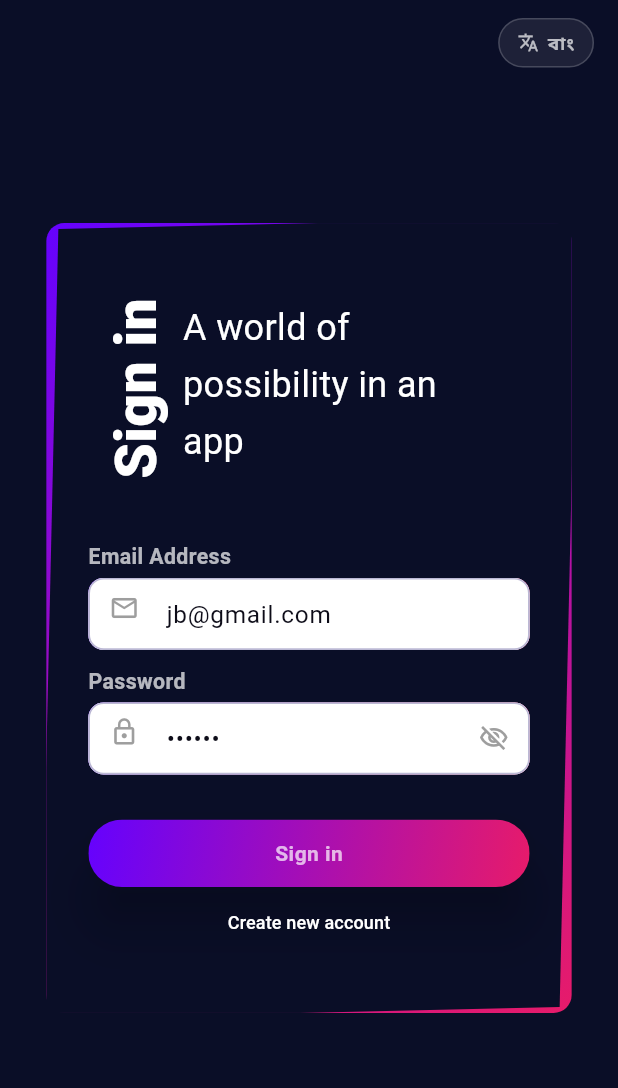
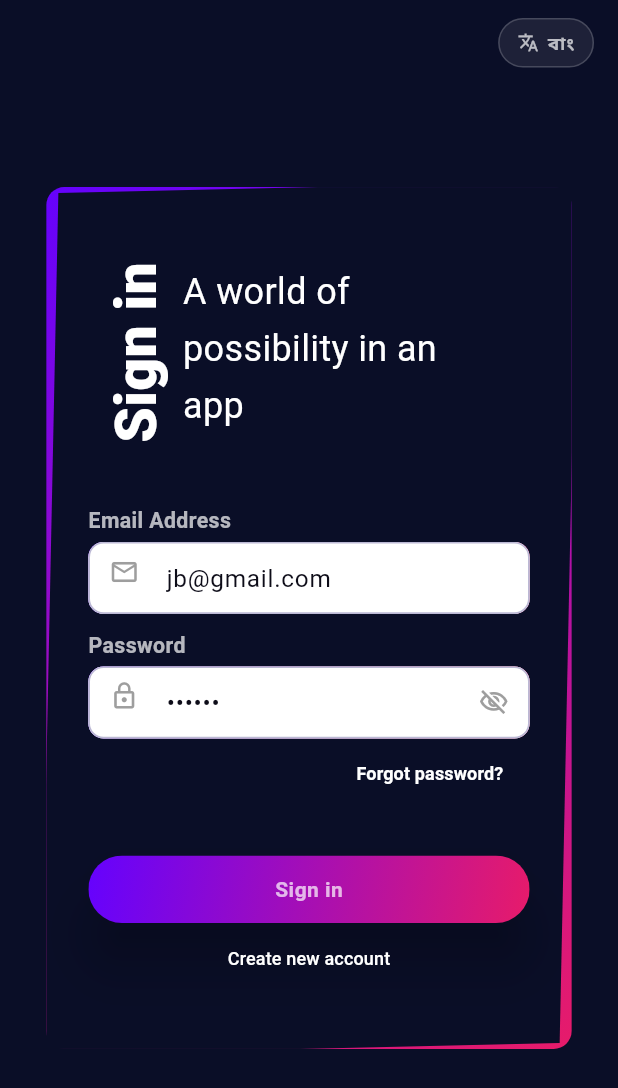
Before and after one commit to jbjason/fclub, a Flutter app: the screen it shows after launch, on a phone screen of 412 x 824 dp. Shown: the top 1088 px of the screen. Run offline on Flutter 3.47's test engine with Material 3 defaults, Android fonts, the light colour scheme and no system bars; our stand-ins replace cloud_firestore, dio, easy_localization, elegant_notification, firebase_auth, firebase_core and 5 more; accounts and stored records are empty; project files that could hold a hidden picture were left out.

Commit message:
password reset added

```diff
--- a/assets/translations/bn.json
+++ b/assets/translations/bn.json
@@ -10,6 +10,12 @@
   "auth_email_invalid": "সঠিক ইমেইল ঠিকানা লিখুন।",
   "auth_password_required": "পাসওয়ার্ড প্রয়োজন।",
   "auth_password_length": "পাসওয়ার্ড কমপক্ষে ৬ অক্ষরের হতে হবে।",
+  "auth_forgot_password": "পাসওয়ার্ড ভুলে গেছেন?",
+  "auth_reset_password_title": "পাসওয়ার্ড রিসেট করুন",
+  "auth_reset_password_description": "আপনার অ্যাকাউন্টের ইমেইল লিখুন। নতুন পাসওয়ার্ড বেছে নেওয়ার জন্য ফায়ারবেস একটি নিরাপদ লিংক পাঠাবে।",
+  "auth_send_reset_link": "রিসেট লিংক পাঠান",
+  "auth_back_to_sign_in": "সাইন ইনে ফিরে যান",
+  "auth_reset_email_sent": "পাসওয়ার্ড রিসেট লিংক পাঠানো হয়েছে। আপনার ইমেইল ইনবক্স দেখুন।",
 
   "group_gateway_brand_label": "গ্রুপ স্পেস",
   "group_gateway_eyebrow": "আপনার ফান্ডোরা স্পেস",
--- a/assets/translations/en.json
+++ b/assets/translations/en.json
@@ -10,6 +10,12 @@
   "auth_email_invalid": "Enter a valid email address.",
   "auth_password_required": "Password is required.",
   "auth_password_length": "Password must be at least 6 characters.",
+  "auth_forgot_password": "Forgot password?",
+  "auth_reset_password_title": "Reset your password",
+  "auth_reset_password_description": "Enter your account email. Firebase will send a secure link where you can choose a new password.",
+  "auth_send_reset_link": "Send reset link",
+  "auth_back_to_sign_in": "Back to sign in",
+  "auth_reset_email_sent": "Password reset link sent. Check your email inbox.",
 
   "group_gateway_brand_label": "GROUP SPACES",
   "group_gateway_eyebrow": "YOUR FUNDORA SPACE",
--- a/lib/core/services/auth/firebase_auth_service.dart
+++ b/lib/core/services/auth/firebase_auth_service.dart
@@ -30,6 +30,10 @@ class FirebaseAuthService {
     );
   }
 
+  Future<void> sendPasswordResetEmail({required String email}) {
+    return _firebaseAuth.sendPasswordResetEmail(email: email);
+  }
+
   Future<void> signOut() {
     return _firebaseAuth.signOut();
   }
--- a/lib/feature/auth/presentation/widgets/auth_body.dart
+++ b/lib/feature/auth/presentation/widgets/auth_body.dart
@@ -1,9 +1,10 @@
-import 'dart:io';
-
 import 'package:easy_localization/easy_localization.dart';
 import 'package:fclub/core/services/locale_service.dart';
+import 'package:fclub/core/util/my_dialog.dart';
+import 'package:fclub/feature/auth/data/model/auth_action_result.dart';
 import 'package:fclub/feature/auth/presentation/provider/signin_provider.dart';
 import 'package:fclub/feature/auth/presentation/widgets/auth_buttons.dart';
+import 'package:fclub/feature/auth/presentation/widgets/auth_password_reset_sheet.dart';
 import 'package:fclub/feature/auth/presentation/widgets/auth_top_text.dart';
 import 'package:fclub/feature/auth/presentation/widgets/auth_textfield.dart';
 import 'package:flutter/material.dart';
@@ -17,7 +18,6 @@ class AuthBody extends StatefulWidget {
 
 class _AuthBodyState extends State<AuthBody> {
   bool isLogIn = true;
-  File? _userImageFile;
 
   @override
   Widget build(BuildContext context) {
@@ -29,7 +29,7 @@ class _AuthBodyState extends State<AuthBody> {
           key: viewModel.formKey,
           child: Column(
             children: [
-              AuthTopText(isLogin: isLogIn, pickedImage: _pickedImage),
+              AuthTopText(isLogin: isLogIn, pickedImage: (_) {}),
               Padding(
                 padding: const EdgeInsets.only(
                   left: 8,
@@ -43,6 +43,9 @@ class _AuthBodyState extends State<AuthBody> {
                       controller: viewModel.emailController,
                       title: 'email_address'.tr(),
                       prefixIcon: Icons.email_outlined,
+                      keyboardType: TextInputType.emailAddress,
+                      textInputAction: TextInputAction.next,
+                      autofillHints: const [AutofillHints.email],
                       validator: viewModel.validateEmail,
                     ),
                     const SizedBox(height: 10),
@@ -60,8 +63,27 @@ class _AuthBodyState extends State<AuthBody> {
                       title: 'password'.tr(),
                       prefixIcon: Icons.lock_outline,
                       isPassword: true,
+                      textInputAction: TextInputAction.done,
+                      autofillHints: const [AutofillHints.password],
                       validator: viewModel.validatePassword,
                     ),
+                    if (isLogIn)
+                      Align(
+                        alignment: Alignment.centerRight,
+                        child: TextButton(
+                          onPressed: viewModel.isLoading
+                              ? null
+                              : () => _showPasswordReset(context, viewModel),
+                          child: Text(
+                            'auth_forgot_password'.tr(),
+                            style: const TextStyle(
+                              color: Colors.white,
+                              fontSize: 12,
+                              fontWeight: FontWeight.w600,
+                            ),
+                          ),
+                        ),
+                      ),
                     const SizedBox(height: 30),
                     AuthButtons(
                       isLoading: viewModel.isLoading,
@@ -80,7 +102,26 @@ class _AuthBodyState extends State<AuthBody> {
     );
   }
 
-  void _pickedImage(File image) => _userImageFile = image;
+  Future<void> _showPasswordReset(
+    BuildContext context,
+    SignInProvider provider,
+  ) async {
+    FocusScope.of(context).unfocus();
+    final result = await showModalBottomSheet<AuthActionResult>(
+      context: context,
+      isScrollControlled: true,
+      backgroundColor: Colors.transparent,
+      builder: (_) => AuthPasswordResetSheet(
+        initialEmail: provider.emailController.text,
+        onSubmit: provider.sendPasswordResetEmail,
+      ),
+    );
+    if (!context.mounted || result == null || !result.isSuccess) return;
+    MyDialog().showSuccessToast(
+      msg: 'auth_reset_email_sent'.tr(),
+      context: context,
+    );
+  }
 
   Future<void> _onSubmit(BuildContext context) async {
     final provider = context.read<SignInProvider>();
--- a/lib/feature/auth/presentation/widgets/auth_textfield.dart
+++ b/lib/feature/auth/presentation/widgets/auth_textfield.dart
@@ -9,6 +9,10 @@ class AuthTextField extends StatefulWidget {
     required this.prefixIcon,
     required this.validator,
     this.isPassword = false,
+    this.keyboardType,
+    this.textInputAction,
+    this.autofillHints,
+    this.onFieldSubmitted,
     super.key,
   });
   final TextEditingController controller;
@@ -16,6 +20,10 @@ class AuthTextField extends StatefulWidget {
   final IconData prefixIcon;
   final FormFieldValidator<String> validator;
   final bool isPassword;
+  final TextInputType? keyboardType;
+  final TextInputAction? textInputAction;
+  final Iterable<String>? autofillHints;
+  final ValueChanged<String>? onFieldSubmitted;
 
   @override
   State<AuthTextField> createState() => _AuthTextFieldState();
@@ -49,6 +57,9 @@ class _AuthTextFieldState extends State<AuthTextField> {
           child: TextFormField(
             controller: widget.controller,
             obscureText: widget.isPassword && _obscureText,
+            keyboardType: widget.keyboardType,
+            textInputAction: widget.textInputAction,
+            autofillHints: widget.autofillHints,
             decoration: InputDecoration(
               border: OutlineInputBorder(),
               contentPadding: EdgeInsets.symmetric(horizontal: 20),
@@ -80,6 +91,7 @@ class _AuthTextFieldState extends State<AuthTextField> {
             //   fontSize: 14,
             // ),
             validator: widget.validator,
+            onFieldSubmitted: widget.onFieldSubmitted,
             onTapUpOutside: (event) => FocusScope.of(context).unfocus(),
           ),
         ),
```
Also changed, not shown: lib/feature/auth/data/repository/auth_repository.dart (+10 -0 lines), lib/feature/auth/presentation/provider/signin_provider.dart (+14 -0 lines), lib/feature/auth/presentation/widgets/auth_password_reset_sheet.dart (added, +219 -0 lines), 1 other file.
